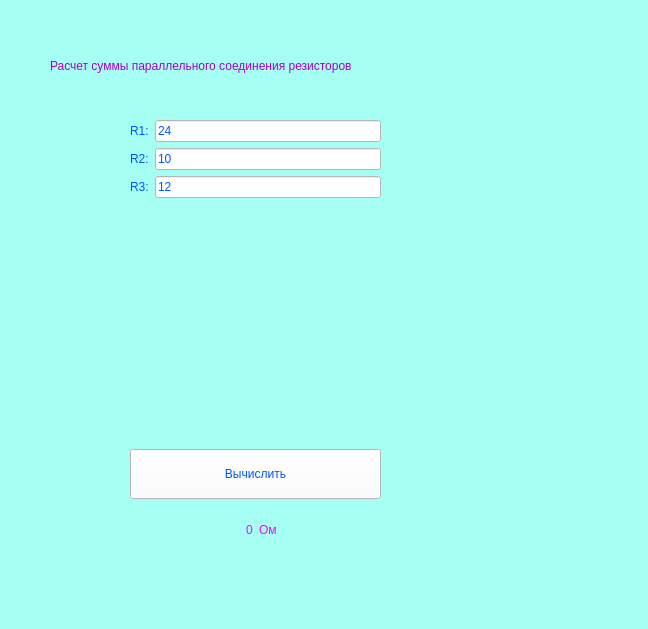
The window that MainWindows/mainwindow.ui (Ksenia0119/QT) describes before a commit, drawn with Qt 5.
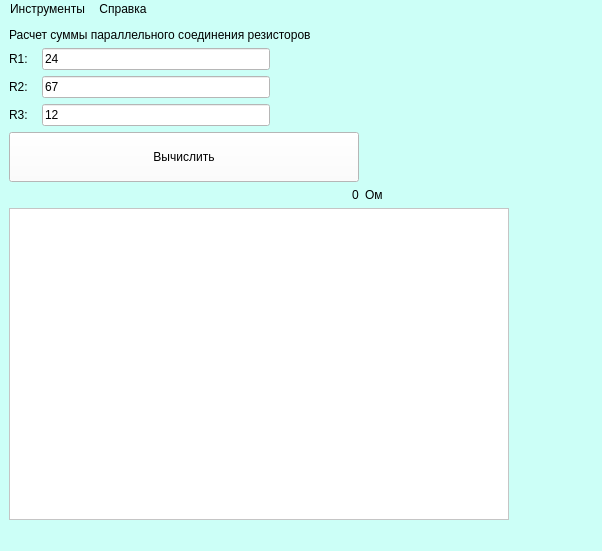
The same window after the commit. Icons and pictures are not drawn.

What changed in the file:
```diff
--- a/MainWindows/mainwindow.ui
+++ b/MainWindows/mainwindow.ui
@@ -6,28 +6,26 @@
    <rect>
     <x>0</x>
     <y>0</y>
-    <width>648</width>
-    <height>629</height>
+    <width>602</width>
+    <height>551</height>
    </rect>
   </property>
   <property name="windowTitle">
    <string>Resistance calculation</string>
   </property>
   <property name="styleSheet">
-   <string notr="true">color: rgb(0, 85, 255);
+   <string notr="true">color: rgb(0, 0, 0);
 font: 12pt &quot;Segoe UI&quot;;
-background-color: rgb(165, 255, 242);</string>
+background-color: rgb(204, 255, 247);</string>
   </property>
   <widget class="QWidget" name="centralwidget">
+   <layout class="QVBoxLayout" name="verticalLayout_3">
+    <item>
+     <layout class="QVBoxLayout" name="verticalLayout_2">
+      <item>
+       <layout class="QGridLayout" name="gridLayout_2">
+        <item row="0" column="0">
    <widget class="QLabel" name="label_condition">
-    <property name="geometry">
-     <rect>
-      <x>50</x>
-      <y>50</y>
-      <width>571</width>
-      <height>31</height>
-     </rect>
-    </property>
     <property name="maximumSize">
      <size>
       <width>571</width>
@@ -36,32 +34,30 @@
     </property>
     <property name="styleSheet">
      <string notr="true">font: 14pt &quot;Segoe UI&quot;;
-color: rgb(173, 0, 208);</string>
+color: rgb(0, 0, 0);</string>
     </property>
     <property name="text">
      <string>Расчет суммы параллельного соединения резисторов</string>
     </property>
    </widget>
-   <widget class="QWidget" name="layoutWidget">
-    <property name="geometry">
-     <rect>
-      <x>130</x>
-      <y>120</y>
-      <width>251</width>
-      <height>435</height>
-     </rect>
-    </property>
-    <layout class="QHBoxLayout" name="horizontalLayout_5">
-     <item>
-      <layout class="QVBoxLayout" name="verticalLayout_3">
-       <item>
-        <layout class="QVBoxLayout" name="verticalLayout_2">
-         <item>
+        </item>
+        <item row="1" column="0">
+         <layout class="QGridLayout" name="gridLayout">
+          <item row="0" column="0">
           <layout class="QVBoxLayout" name="verticalLayout">
            <item>
-            <layout class="QHBoxLayout" name="horizontalLayout_2">
+             <layout class="QHBoxLayout" name="horizontalLayout">
              <item>
               <widget class="QLabel" name="label_R1">
+                <property name="maximumSize">
+                 <size>
+                  <width>27</width>
+                  <height>32</height>
+                 </size>
+                </property>
+                <property name="styleSheet">
+                 <string notr="true">color: rgb(0, 0, 0);</string>
+                </property>
                <property name="text">
                 <string>R1:</string>
                </property>
@@ -69,6 +65,12 @@
              </item>
              <item>
               <widget class="QLineEdit" name="lineEdit_r1">
+                <property name="maximumSize">
+                 <size>
+                  <width>228</width>
+                  <height>32</height>
+                 </size>
+                </property>
                <property name="statusTip">
                 <string/>
                </property>
@@ -83,9 +85,18 @@
             </layout>
            </item>
            <item>
-            <layout class="QHBoxLayout" name="horizontalLayout_3">
-             <item alignment="Qt::AlignLeft">
+             <layout class="QHBoxLayout" name="horizontalLayout_2">
+              <item>
               <widget class="QLabel" name="label_R2">
+                <property name="maximumSize">
+                 <size>
+                  <width>27</width>
+                  <height>32</height>
+                 </size>
+                </property>
+                <property name="styleSheet">
+                 <string notr="true">color: rgb(0, 0, 0);</string>
+                </property>
                <property name="text">
                 <string>R2:</string>
                </property>
@@ -93,20 +104,35 @@
              </item>
              <item>
               <widget class="QLineEdit" name="lineEdit_r2">
+                <property name="maximumSize">
+                 <size>
+                  <width>228</width>
+                  <height>32</height>
+                 </size>
+                </property>
                <property name="styleSheet">
                 <string notr="true">background-color: rgb(255, 255, 255);</string>
                </property>
                <property name="text">
-                <string>10</string>
+                 <string>67</string>
                </property>
               </widget>
              </item>
             </layout>
            </item>
            <item>
-            <layout class="QHBoxLayout" name="horizontalLayout_4">
+             <layout class="QHBoxLayout" name="horizontalLayout_3">
              <item>
               <widget class="QLabel" name="label_R3">
+                <property name="maximumSize">
+                 <size>
+                  <width>27</width>
+                  <height>32</height>
+                 </size>
+                </property>
+                <property name="styleSheet">
+                 <string notr="true">color: rgb(0, 0, 0);</string>
+                </property>
                <property name="text">
                 <string>R3:</string>
                </property>
@@ -120,6 +146,12 @@
                  <height>0</height>
                 </size>
                </property>
+                <property name="maximumSize">
+                 <size>
+                  <width>228</width>
+                  <height>32</height>
+                 </size>
+                </property>
                <property name="styleSheet">
                 <string notr="true">background-color: rgb(255, 255, 255);</string>
                </property>
@@ -132,9 +164,7 @@
            </item>
           </layout>
          </item>
-        </layout>
-       </item>
-       <item>
+          <item row="0" column="1">
         <widget class="QLabel" name="label">
          <property name="maximumSize">
           <size>
@@ -150,14 +180,48 @@
          </property>
         </widget>
        </item>
+         </layout>
+        </item>
+        <item row="1" column="1">
+         <spacer name="horizontalSpacer_3">
+          <property name="orientation">
+           <enum>Qt::Horizontal</enum>
+          </property>
+          <property name="sizeHint" stdset="0">
+           <size>
+            <width>40</width>
+            <height>20</height>
+           </size>
+          </property>
+         </spacer>
+        </item>
+       </layout>
+      </item>
+     </layout>
+    </item>
        <item>
+     <layout class="QGridLayout" name="gridLayout_3">
+      <item row="0" column="3">
+       <spacer name="horizontalSpacer_2">
+        <property name="orientation">
+         <enum>Qt::Horizontal</enum>
+        </property>
+        <property name="sizeHint" stdset="0">
+         <size>
+          <width>40</width>
+          <height>20</height>
+         </size>
+        </property>
+       </spacer>
+      </item>
+      <item row="0" column="0">
         <widget class="QPushButton" name="pushButton_Calc">
          <property name="enabled">
           <bool>true</bool>
          </property>
          <property name="minimumSize">
           <size>
-           <width>182</width>
+          <width>350</width>
            <height>50</height>
           </size>
          </property>
@@ -169,12 +233,10 @@
          </property>
         </widget>
        </item>
-       <item>
-        <layout class="QHBoxLayout" name="horizontalLayout">
-         <item alignment="Qt::AlignRight">
+      <item row="1" column="0" alignment="Qt::AlignRight">
           <widget class="QLabel" name="label_result">
            <property name="styleSheet">
-            <string notr="true">color: rgb(255, 0, 255);
+         <string notr="true">color: rgb(0, 0, 0);
 font: 16pt &quot;Verdana&quot;;</string>
            </property>
            <property name="text">
@@ -182,7 +244,7 @@
            </property>
           </widget>
          </item>
-         <item alignment="Qt::AlignLeft">
+      <item row="1" column="1" colspan="2" alignment="Qt::AlignLeft">
           <widget class="QLabel" name="label_result_2">
            <property name="maximumSize">
             <size>
@@ -191,7 +253,7 @@
             </size>
            </property>
            <property name="styleSheet">
-            <string notr="true">color: rgb(255, 0, 255);
+         <string notr="true">color: rgb(0, 0, 0);
 font: 16pt &quot;Verdana&quot;;</string>
            </property>
            <property name="text">
@@ -201,20 +263,44 @@
          </item>
         </layout>
        </item>
-      </layout>
-     </item>
-    </layout>
-   </widget>
+    <item>
+     <widget class="QPlainTextEdit" name="plainTextEdit_allresult">
+      <property name="maximumSize">
+       <size>
+        <width>500</width>
+        <height>16777215</height>
+       </size>
+      </property>
+      <property name="styleSheet">
+       <string notr="true">background-color: rgb(255, 255, 255);</string>
+      </property>
+     </widget>
+    </item>
+   </layout>
   </widget>
   <widget class="QMenuBar" name="menubar">
    <property name="geometry">
     <rect>
      <x>0</x>
      <y>0</y>
-     <width>648</width>
+     <width>602</width>
      <height>33</height>
     </rect>
    </property>
+   <widget class="QMenu" name="menu">
+    <property name="title">
+     <string>Инструменты</string>
+    </property>
+    <addaction name="action"/>
+   </widget>
+   <widget class="QMenu" name="menu_2">
+    <property name="title">
+     <string>Справка</string>
+    </property>
+    <addaction name="action_1"/>
+   </widget>
+   <addaction name="menu"/>
+   <addaction name="menu_2"/>
   </widget>
   <widget class="QStatusBar" name="statusbar"/>
  </widget>
```
Left out of the diff: 13 changed lines with no effect on the pictures. Lines whose indentation alone changed are shown as unchanged.
